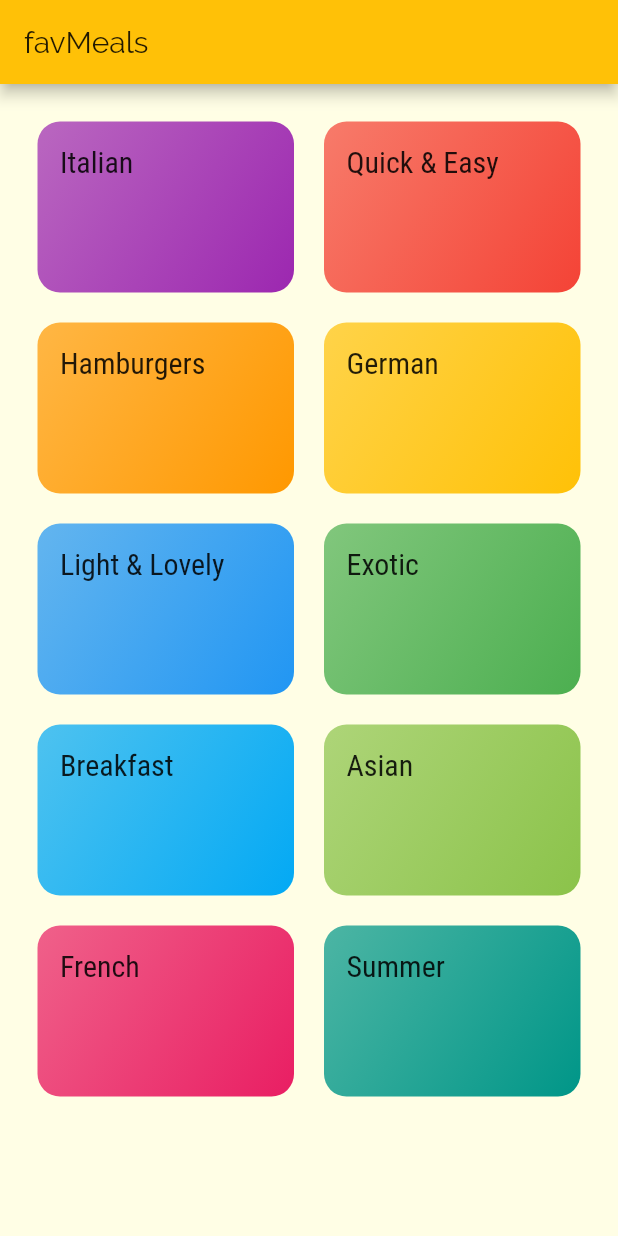
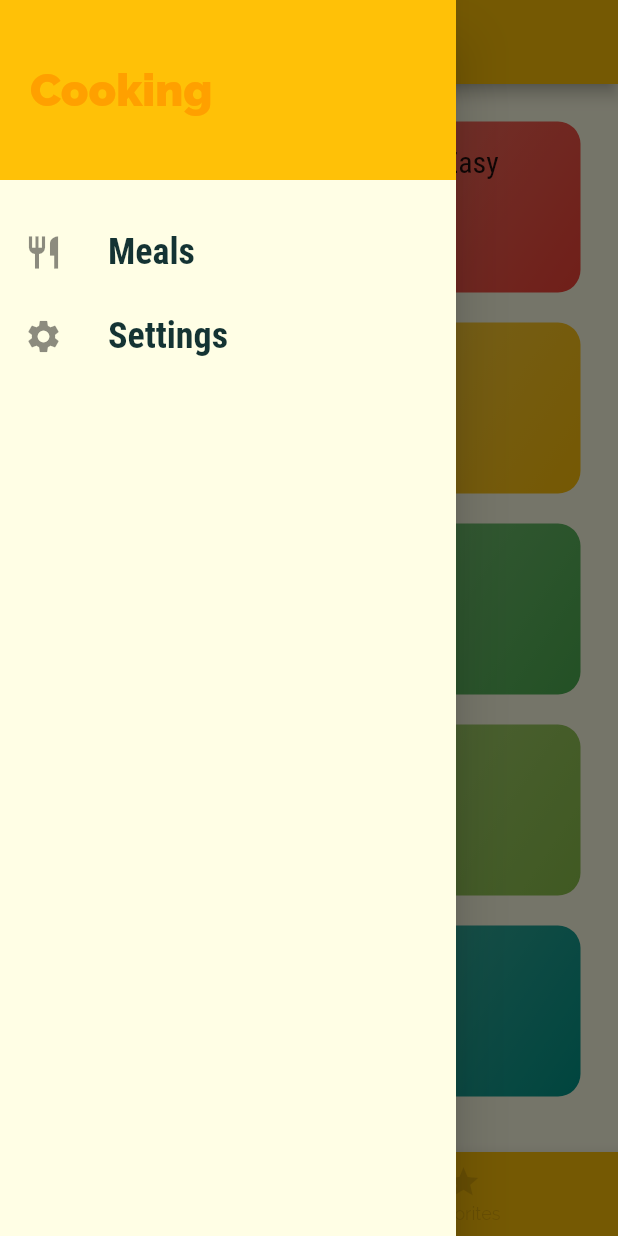
Before and after one commit to emecero/FavMeals, a Flutter app: the screen it shows after launch, with the side drawer open (before the commit the screen has no drawer), on a phone screen of 412 x 824 dp. Run offline on Flutter 3.47's test engine with Material 2 defaults, Android fonts, the phone set to English and light mode, and no system bars.

Commit message:
Tabs and Main Drawer Screens

```diff
--- a/lib/main.dart
+++ b/lib/main.dart
@@ -1,3 +1,5 @@
+import 'package:favmeals/screens/settings_screen.dart';
+import 'package:favmeals/screens/tabs_screen.dart';
 import 'package:flutter/material.dart';
 
 import 'screens/categories_screen.dart';
@@ -24,10 +26,13 @@ class MyApp extends StatelessWidget {
           headline6: TextStyle(fontFamily: 'RobotoCondensed', fontSize: 20)
         )
       ),
-      home: CategoriesScreen(),
+     // home: TabScreen(),
+     initialRoute: '/',
       routes: {
+        '/': (ctx) => TabScreen(),
         CategoryMealsScreen.routName : (ctx) => CategoryMealsScreen(),
         MealDetailScreen.routeName: (ctx) => MealDetailScreen(),
+        SettingsScreen.routeName: (ctx) => SettingsScreen(),
       },
       // Crear una ruta 404 cuando no se encuentre una pantalla a donde mandarlo
       onGenerateRoute: (settings){
--- a/lib/screens/categories_screen.dart
+++ b/lib/screens/categories_screen.dart
@@ -8,11 +8,7 @@ class CategoriesScreen extends StatelessWidget {
 
   @override
   Widget build(BuildContext context) {
-    return Scaffold(
-      appBar: AppBar(
-        title: const Text('favMeals'),
-      ),
-      body: GridView(
+    return GridView(
         padding: const EdgeInsets.all(25),
       children: DUMMY_CATEGORIES.map(
         (catData) => CategoryItem(
@@ -28,7 +24,7 @@ class CategoriesScreen extends StatelessWidget {
          crossAxisSpacing: 20,
          mainAxisSpacing: 20
          ),
-      )
-    );
+      );
+
   }
 }
--- /dev/null
+++ b/lib/screens/favorites_screen.dart
@@ -0,0 +1,12 @@
+import 'package:flutter/material.dart';
+
+class FavoritesScreen extends StatelessWidget {
+  const FavoritesScreen({Key key}) : super(key: key);
+
+  @override
+  Widget build(BuildContext context) {
+    return Center(
+      child: Text('blabbla')
+    );
+  }
+}
--- /dev/null
+++ b/lib/screens/settings_screen.dart
@@ -0,0 +1,19 @@
+import 'package:favmeals/widgets/main_drawer.dart';
+import 'package:flutter/material.dart';
+
+class SettingsScreen extends StatelessWidget {
+
+  static const routeName = '/settings';
+
+  @override
+  Widget build(BuildContext context) {
+    return Scaffold(
+      appBar: AppBar(
+        title: Text('Settings'),
+      ),
+      drawer: MainDrawer(),
+      body: Center(
+      child: Text('Settings')
+    ));
+  }
+}
--- /dev/null
+++ b/lib/screens/tabs_screen.dart
@@ -0,0 +1,68 @@
+import 'package:favmeals/screens/categories_screen.dart';
+import 'package:favmeals/screens/favorites_screen.dart';
+import 'package:favmeals/widgets/main_drawer.dart';
+import 'package:flutter/material.dart';
+
+
+class TabScreen extends StatefulWidget {
+  TabScreen({Key key}) : super(key: key);
+
+  @override
+  _TabScreenState createState() => _TabScreenState();
+}
+
+class _TabScreenState extends State<TabScreen> {
+  final List<Map<String, Object>> _pages = [
+   {
+     'page': CategoriesScreen(),
+     'title': 'Categories'
+     },
+   {
+     'page': FavoritesScreen(),
+     'title': 'Your Favorite'
+     },
+  ];
+  int _selectedPageIndex = 0;
+
+
+  void _selectPage(int index) {
+    setState(() {
+      _selectedPageIndex = index;
+    });
+  }
+
+  @override
+  Widget build(BuildContext context) {
+    return Scaffold(
+         appBar: AppBar(
+           title: Text(_pages[_selectedPageIndex]['title']),
+          ),
+          drawer: MainDrawer(),
+          body: _pages[_selectedPageIndex]['page'],
+          bottomNavigationBar: BottomNavigationBar(
+            onTap: _selectPage,
+           backgroundColor: Theme.of(context).primaryColor,
+           unselectedItemColor: Theme.of(context).focusColor,
+           selectedItemColor: Colors.white,
+
+           currentIndex: _selectedPageIndex,
+           type: BottomNavigationBarType.fixed,
+           items: [
+             BottomNavigationBarItem(
+               backgroundColor: Theme.of(context).primaryColor,
+               icon: Icon(Icons.category),
+               title: Text('Categories')
+               ),
+             BottomNavigationBarItem(
+                backgroundColor: Theme.of(context).primaryColor,
+               icon: Icon(Icons.star),
+               title: Text('Favorites')
+               )
+           ],
+           ),
+
+         );
+
+
+  }
+}
--- /dev/null
+++ b/lib/widgets/main_drawer.dart
@@ -0,0 +1,55 @@
+import 'package:flutter/material.dart';
+
+import 'package:favmeals/screens/settings_screen.dart';
+
+class MainDrawer extends StatelessWidget {
+  const MainDrawer({Key key}) : super(key: key);
+
+  Widget buildListTile(String title, IconData icon, Function tapHandler){
+    return ListTile(
+            leading: Icon(
+            icon,
+            size: 26
+             ),
+            title:
+            Text(title,
+            style: TextStyle(
+              fontFamily: 'RobotoCondensed',
+              fontSize: 24,
+              fontWeight: FontWeight.bold)
+               ),
+             onTap: tapHandler,
+      );
+  }
+
+  @override
+  Widget build(BuildContext context) {
+    return Drawer(child: Column(children: <Widget>[
+      Container(height: 120,
+      width: double.infinity,
+      padding: EdgeInsets.all(20),
+      alignment: Alignment.centerLeft,
+      color: Theme.of(context).accentColor,
+      child: Text(
+        'Cooking',
+        style: TextStyle(
+        fontWeight: FontWeight.w900,
+        fontSize: 30,
+        color: Theme.of(context).primaryColorDark),
+        ),
+        ),
+        SizedBox(height: 20,),
+          buildListTile(
+            'Meals',
+            Icons.restaurant, () {
+              Navigator.of(context).pushReplacementNamed('/');
+            }),
+          buildListTile(
+            'Settings',
+            Icons.settings, () {
+              Navigator.of(context).pushReplacementNamed(SettingsScreen.routeName);
+            }),
+    ],)
+    );
+  }
+}
```
